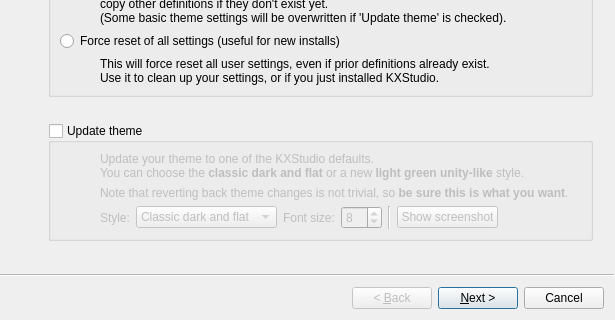
Above: welcome/welcome.ui from KXStudio/KXStudio before the change; both pictures show x 0 to 615 and y 245 to 565 of the 615 by 565 pixel window. Below: the same form after it.
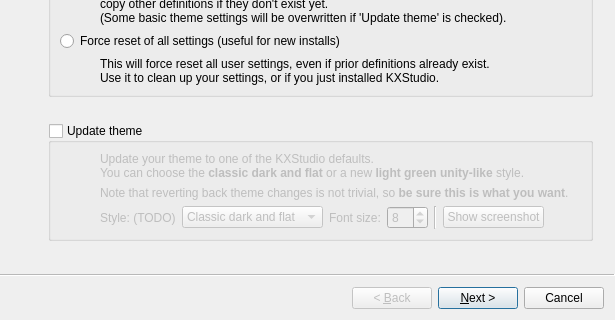
That is the form after the change.

Commit message: Always allow theme update; Disable style changes (incomplete)

The edit to the form file:
```diff
--- a/welcome/welcome.ui
+++ b/welcome/welcome.ui
@@ -292,7 +292,7 @@
          <item>
           <widget class="QLabel" name="label_5">
            <property name="text">
-            <string>Style:</string>
+            <string>Style: (TODO)</string>
            </property>
           </widget>
          </item>
```
The commit also changes 1 other file.
